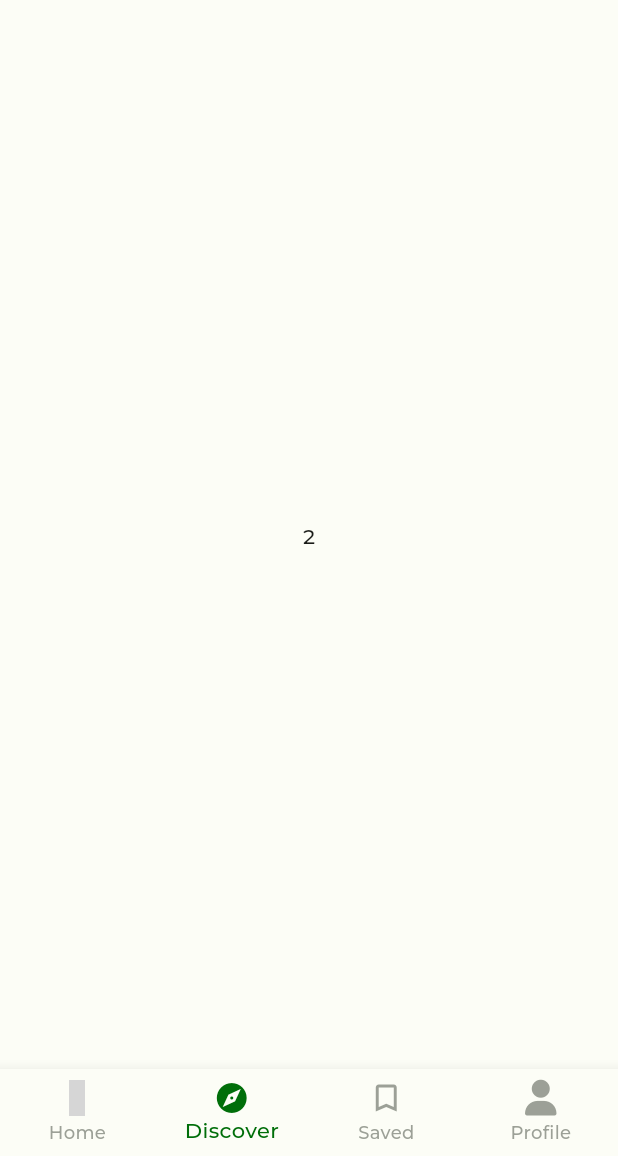
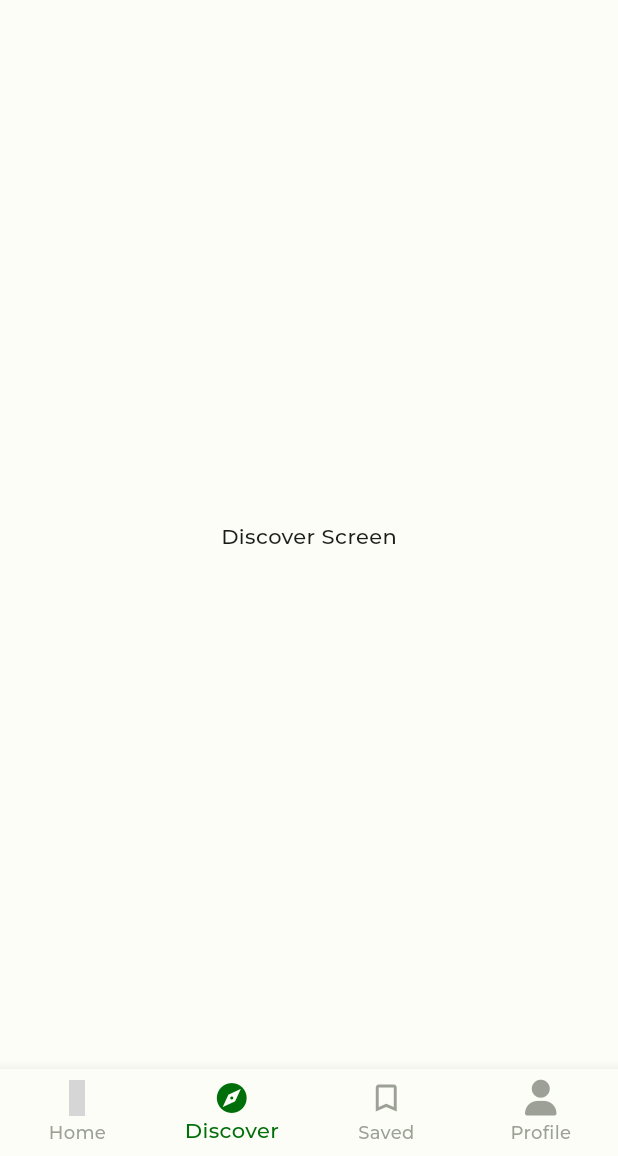
Before and after one commit to juliusfaj/News-App, a Flutter app: the Home screen opened directly, item 2 of the bottom bar chosen, on a phone screen of 412 x 824 dp, the part 80-1236 px from its top. Run offline on Flutter 3.47's test engine with Material 3 defaults, Android fonts, the phone set to English and light mode, and no system bars; our stand-ins replace get, icons_plus; project files that could hold a hidden picture were left out; grey boxes are pictures that could not be loaded.

Commit message:
code update

```diff
--- /dev/null
+++ b/lib/screens/DiscoverPage.dart
@@ -0,0 +1,14 @@
+import 'package:flutter/material.dart';
+
+class DiscoverPage extends StatelessWidget {
+  const DiscoverPage({super.key});
+
+  @override
+  Widget build(BuildContext context) {
+    return Scaffold(
+      body: Center(
+        child: Text('Discover Screen'),
+      ),
+    );
+  }
+}
--- a/lib/screens/Home.dart
+++ b/lib/screens/Home.dart
@@ -1,6 +1,11 @@
 import 'package:flutter/material.dart';
 import 'package:flutter/services.dart';
 import 'package:icons_plus/icons_plus.dart';
+import 'package:newsapp/screens/DiscoverPage.dart';
+import 'package:newsapp/screens/HomeScreen.dart';
+import 'package:newsapp/screens/SavedPage.dart';
+
+import 'ProfilePage.dart';
 
 class Home extends StatefulWidget {
   const Home({super.key});
@@ -36,24 +41,16 @@ class _HomeState extends State<Home> {
         body: Stack(
           children: [
             if(_currentIndex == 0)...[
-              Center(
-                child: Text((_currentIndex + 1).toString()),
-              ),
+              const HomeScreen(),
             ],
             if(_currentIndex == 1)...[
-              Center(
-                child: Text((_currentIndex + 1).toString()),
-              ),
+              const DiscoverPage(),
             ],
             if(_currentIndex == 2)...[
-              Center(
-                child: Text((_currentIndex + 1).toString()),
-              ),
+              const SavedPage(),
             ],
             if(_currentIndex == 3)...[
-              Center(
-                child: Text((_currentIndex + 1).toString()),
-              ),
+              const ProfilePage(),
             ],
           ],
         ),
--- a/lib/screens/OnBoarding.dart
+++ b/lib/screens/OnBoarding.dart
@@ -66,7 +66,7 @@ class OnBoarding extends StatelessWidget {
                             style: TextStyle(
                                 fontSize: 15,
                                 fontWeight: FontWeight.bold,
-                                color: Theme.of(context).colorScheme.scrim
+                                color: Theme.of(context).colorScheme.scrim,
                             ),
                           ),
                         ],
```
Also changed, not shown: lib/screens/HomeScreen.dart (added, +14 -0 lines), lib/screens/ProfilePage.dart (added, +14 -0 lines), lib/screens/SavedPage.dart (added, +14 -0 lines).
